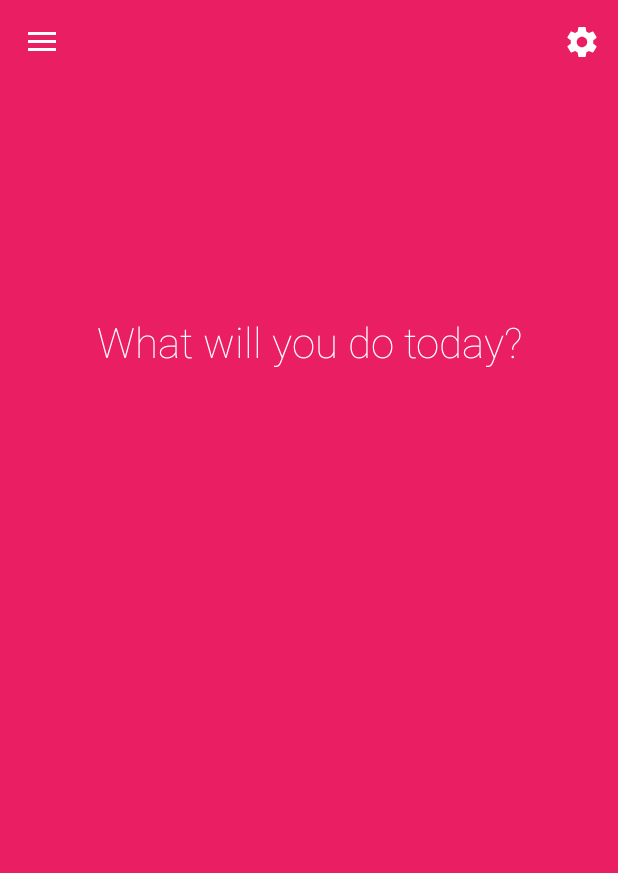
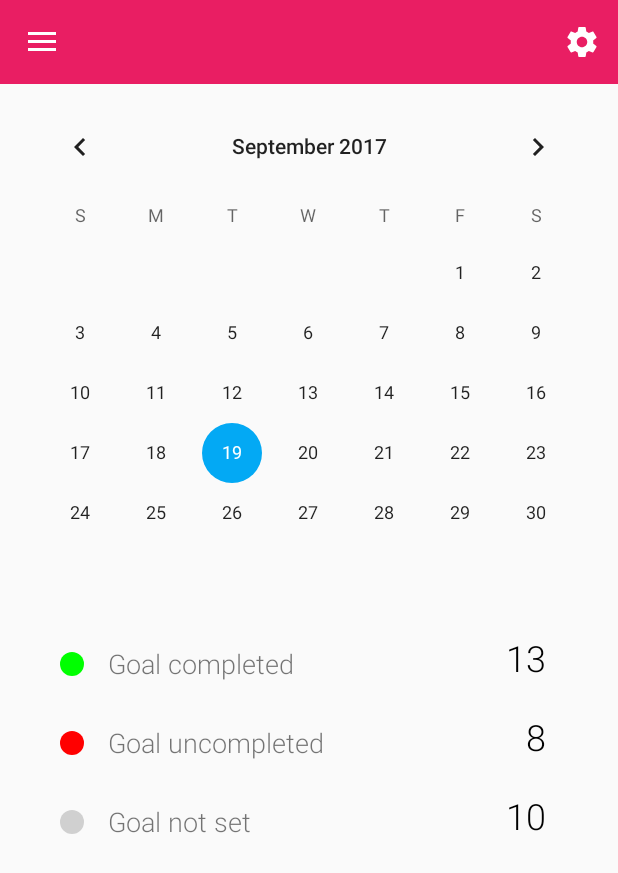
Before and after one commit to davissallen/one-and-done, an Android app: the screen it shows after launch (MainActivity), in the side drawer, after a tap on "Calendar", on a phone screen of 412 x 824 dp. Shown: the top 873 px of the screen. Run offline under Robolectric (Android 15) with nearby library versions, the phone set to English and light mode, and no system bars; our stand-ins replace ButterKnife, Firebase (no records; nobody signed in at launch, a user with empty details on screens opened directly), Timber.

Commit message:
Implements calendar fragment and nav drawer navigation

```diff
--- a/app/src/main/java/me/davisallen/oneanddone/CalendarFragment.java
+++ b/app/src/main/java/me/davisallen/oneanddone/CalendarFragment.java
@@ -1,6 +1,11 @@
 package me.davisallen.oneanddone;
 
+import android.os.Bundle;
+import android.support.annotation.Nullable;
 import android.support.v4.app.Fragment;
+import android.view.LayoutInflater;
+import android.view.View;
+import android.view.ViewGroup;
 
 /**
  * Package Name:   me.davisallen.oneanddone
@@ -9,4 +14,10 @@ import android.support.v4.app.Fragment;
  */
 
 public class CalendarFragment extends Fragment {
+    @Nullable
+    @Override
+    public View onCreateView(LayoutInflater inflater, @Nullable ViewGroup container, @Nullable Bundle savedInstanceState) {
+        View view = inflater.inflate(R.layout.fragment_calendar, container, false);
+        return view;
+    }
 }
--- a/app/src/main/java/me/davisallen/oneanddone/MainActivity.java
+++ b/app/src/main/java/me/davisallen/oneanddone/MainActivity.java
@@ -125,11 +125,11 @@ public class MainActivity extends AppCompatActivity implements
         int id = item.getItemId();
 
         if (id == R.id.nav_daily_goal) {
-            // Handle the camera action
+            openViewGoalFragment("Bake cookies");
         } else if (id == R.id.nav_list) {
-
+            openProgressListFragment();
         } else if (id == R.id.nav_calendar) {
-
+            openCalendarFragment();
         }
 
         DrawerLayout drawer = (DrawerLayout) findViewById(R.id.drawer_layout);
@@ -156,6 +156,28 @@ public class MainActivity extends AppCompatActivity implements
 
         NavigationView navigationView = (NavigationView) findViewById(R.id.nav_view);
         navigationView.setNavigationItemSelectedListener(this);
+    }
+
+    private void openProgressListFragment() {
+        if (mFragmentManager == null) {
+            mFragmentManager = getSupportFragmentManager();
+        }
+
+        ProgressListFragment progressListFragment =  new ProgressListFragment();
+        FragmentTransaction transaction = mFragmentManager.beginTransaction();
+        transaction.replace(R.id.main_fragment_container, progressListFragment);
+        transaction.commit();
+    }
+
+    private void openCalendarFragment() {
+        if (mFragmentManager == null) {
+            mFragmentManager = getSupportFragmentManager();
+        }
+
+        CalendarFragment calendarFragment =  new CalendarFragment();
+        FragmentTransaction transaction = mFragmentManager.beginTransaction();
+        transaction.replace(R.id.main_fragment_container, calendarFragment);
+        transaction.commit();
     }
 
     private void openCreateGoalFragment() {
--- a/app/src/main/res/layout/fragment_calendar.xml
+++ b/app/src/main/res/layout/fragment_calendar.xml
@@ -4,11 +4,12 @@
     xmlns:app="http://schemas.android.com/apk/res-auto"
     xmlns:tools="http://schemas.android.com/tools"
     android:layout_width="match_parent"
-    android:layout_height="match_parent">
+    android:layout_height="match_parent"
+    android:layout_marginTop="?attr/actionBarSize">
 
     <CalendarView
         android:id="@+id/calendarView"
-        android:layout_width="wrap_content"
+        android:layout_width="0dp"
         android:layout_height="wrap_content"
         android:layout_marginEnd="8dp"
         android:layout_marginStart="8dp"
@@ -18,24 +19,27 @@
         app:layout_constraintTop_toTopOf="parent" />
 
     <LinearLayout
-        android:layout_width="wrap_content"
+        android:layout_width="0dp"
         android:layout_height="wrap_content"
+        android:layout_marginEnd="16dp"
         android:layout_marginStart="16dp"
         android:layout_marginTop="8dp"
         android:orientation="vertical"
+        android:theme="@style/LegendText"
+        app:layout_constraintEnd_toEndOf="parent"
         app:layout_constraintStart_toStartOf="@+id/calendarView"
         app:layout_constraintTop_toBottomOf="@+id/calendarView">
 
         <android.support.constraint.ConstraintLayout
             android:layout_width="match_parent"
-            android:layout_height="match_parent">
+            android:layout_height="match_parent"
+            android:layout_marginTop="@dimen/legend_margin">
 
             <View
                 android:id="@+id/legend_positive"
                 android:layout_width="16dp"
                 android:layout_height="16dp"
                 android:layout_marginBottom="8dp"
-                android:layout_marginLeft="16dp"
                 android:layout_marginStart="16dp"
                 android:layout_marginTop="8dp"
                 android:background="@drawable/positive_circle"
@@ -47,25 +51,46 @@
                 android:id="@+id/tv_calendar_positive"
                 android:layout_width="wrap_content"
                 android:layout_height="wrap_content"
-                android:layout_marginLeft="16dp"
                 android:layout_marginStart="16dp"
                 android:text="@string/calendar_goal_completed"
                 app:layout_constraintBottom_toTopOf="@+id/legend_positive"
                 app:layout_constraintStart_toEndOf="@+id/legend_positive"
                 app:layout_constraintTop_toBottomOf="@+id/legend_positive" />
 
+            <TextView
+                android:id="@+id/count_completed"
+                android:layout_width="wrap_content"
+                android:layout_height="wrap_content"
+                android:layout_marginEnd="32dp"
+                android:text="13"
+                android:textColor="#000000"
+                android:textSize="24sp"
+                app:layout_constraintBottom_toBottomOf="@+id/tv_calendar_positive"
+                app:layout_constraintEnd_toEndOf="parent" />
+
         </android.support.constraint.ConstraintLayout>
 
         <android.support.constraint.ConstraintLayout
             android:layout_width="match_parent"
-            android:layout_height="match_parent">
+            android:layout_height="match_parent"
+            android:layout_marginTop="@dimen/legend_margin">
+
+            <TextView
+                android:id="@+id/count_uncompleted"
+                android:layout_width="wrap_content"
+                android:layout_height="wrap_content"
+                android:layout_marginEnd="32dp"
+                android:text="8"
+                android:textColor="#000000"
+                android:textSize="24sp"
+                app:layout_constraintBottom_toBottomOf="@+id/tv_calendar_negative"
+                app:layout_constraintEnd_toEndOf="parent" />
 
             <View
                 android:id="@+id/legend_negative"
                 android:layout_width="16dp"
                 android:layout_height="16dp"
                 android:layout_marginBottom="8dp"
-                android:layout_marginLeft="16dp"
                 android:layout_marginStart="16dp"
                 android:layout_marginTop="8dp"
                 android:background="@drawable/negative_circle"
@@ -77,7 +102,6 @@
                 android:id="@+id/tv_calendar_negative"
                 android:layout_width="wrap_content"
                 android:layout_height="wrap_content"
-                android:layout_marginLeft="16dp"
                 android:layout_marginStart="16dp"
                 android:text="@string/calendar_goal_negative"
                 app:layout_constraintBottom_toTopOf="@+id/legend_negative"
@@ -88,14 +112,25 @@
 
         <android.support.constraint.ConstraintLayout
             android:layout_width="match_parent"
-            android:layout_height="match_parent">
+            android:layout_height="match_parent"
+            android:layout_marginTop="@dimen/legend_margin">
+
+            <TextView
+                android:id="@+id/count_neutral"
+                android:layout_width="wrap_content"
+                android:layout_height="wrap_content"
+                android:layout_marginEnd="32dp"
+                android:text="10"
+                android:textColor="#000000"
+                android:textSize="24sp"
+                app:layout_constraintBottom_toBottomOf="@+id/textView2"
+                app:layout_constraintEnd_toEndOf="parent" />
 
             <View
                 android:id="@+id/legend_neutral"
                 android:layout_width="16dp"
                 android:layout_height="16dp"
                 android:layout_marginBottom="8dp"
-                android:layout_marginLeft="16dp"
                 android:layout_marginStart="16dp"
                 android:layout_marginTop="8dp"
                 android:background="@drawable/neutral_circle"
@@ -107,7 +142,6 @@
                 android:id="@+id/textView2"
                 android:layout_width="wrap_content"
                 android:layout_height="wrap_content"
-                android:layout_marginLeft="16dp"
                 android:layout_marginStart="16dp"
                 android:text="@string/calendar_goal_neutral"
                 app:layout_constraintBottom_toTopOf="@+id/legend_neutral"
--- a/app/src/main/res/values/dimens.xml
+++ b/app/src/main/res/values/dimens.xml
@@ -9,4 +9,5 @@
     <dimen name="fab_elevation_touched">12dp</dimen>
     <dimen name="fab_elevation_resting">6dp</dimen>
     <dimen name="banner_elevation">8dp</dimen>
+    <dimen name="legend_margin">12dp</dimen>
 </resources>
--- a/app/src/main/res/values/styles.xml
+++ b/app/src/main/res/values/styles.xml
@@ -1,7 +1,7 @@
 <resources>
 
     <!-- Base application theme. -->
-    <style name="AppTheme" parent="Theme.AppCompat.Light.NoActionBar">
+    <style name="AppTheme" parent="Theme.AppCompat.Light">
         <!-- Customize your theme here. -->
         <item name="colorPrimary">@color/colorPrimary</item>
         <item name="colorPrimaryDark">@color/colorPrimaryDark</item>
@@ -47,4 +47,9 @@
         <item name="android:fontFamily">sans-serif-light</item>
     </style>
 
+    <style name="LegendText">
+        <item name="android:textSize">18sp</item>
+        <item name="android:fontFamily">sans-serif-light</item>
+    </style>
+
 </resources>
```
Also changed, not shown: app/src/main/java/me/davisallen/oneanddone/ProgressListFragment.java (+34 -6 lines), app/src/main/java/me/davisallen/oneanddone/pojo/Goal.java (added, +34 -0 lines), app/src/main/res/layout/fragment_progress_list.xml (+9 -2 lines).
